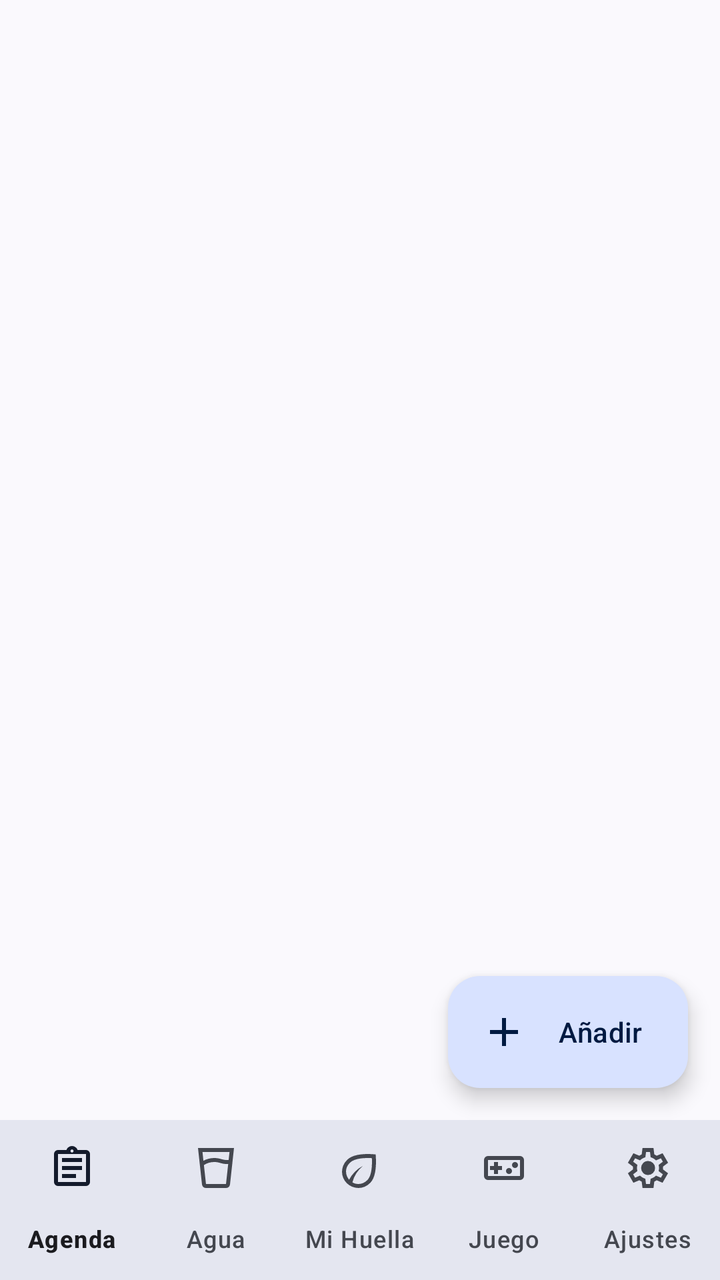
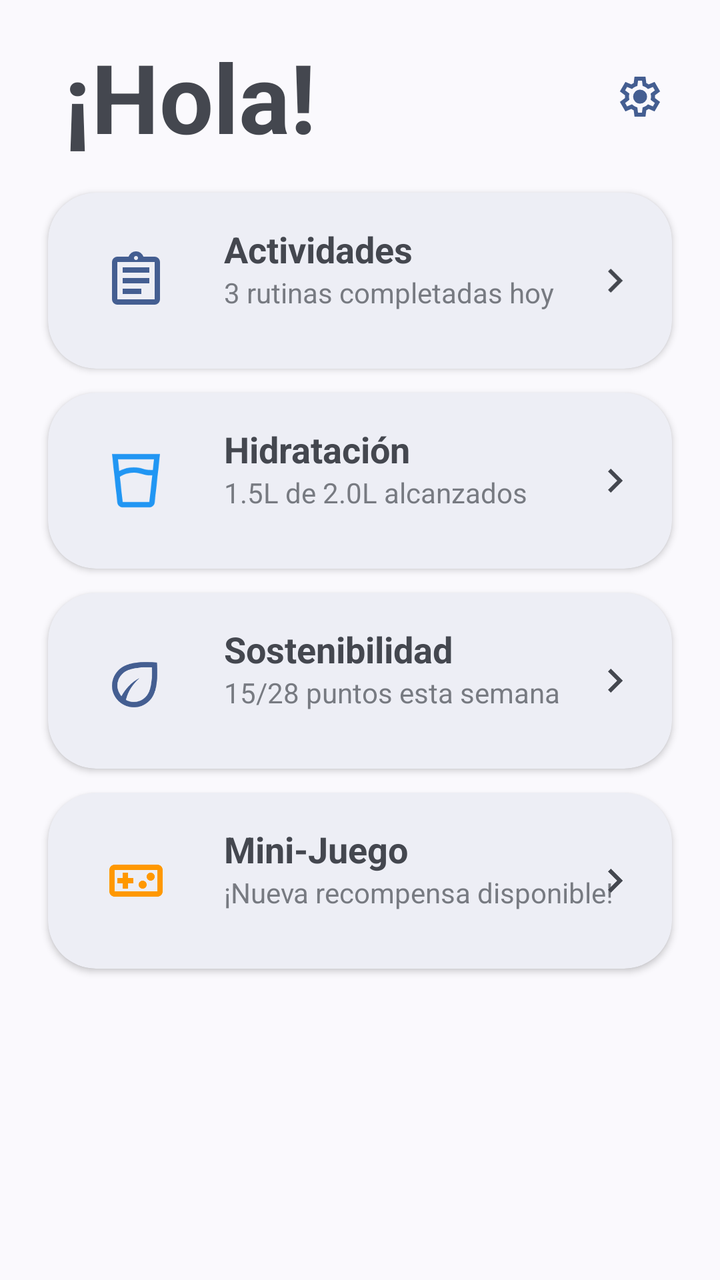

The first picture is an Android layout as it rendered before a commit; the second is the same layout after the commit. The layout source and the unified diff follow.
<!-- AndroidManifest.xml: application theme Theme.MyApplication -->
<!-- res/layout/activity_inicio_main.xml -->
<?xml version="1.0" encoding="utf-8"?>
<androidx.constraintlayout.widget.ConstraintLayout
    xmlns:android="http://schemas.android.com/apk/res/android"
    xmlns:app="http://schemas.android.com/apk/res-auto"
    xmlns:tools="http://schemas.android.com/tools"
    android:layout_width="match_parent"
    android:layout_height="match_parent">

    <androidx.fragment.app.FragmentContainerView
        android:id="@+id/nav_host_fragment"
        android:layout_width="match_parent"
        android:layout_height="0dp"
        app:layout_constraintBottom_toTopOf="@id/bottom_navigation"
        app:layout_constraintTop_toTopOf="parent" />

    <com.google.android.material.bottomnavigation.BottomNavigationView
        android:id="@+id/bottom_navigation"
        android:layout_width="match_parent"
        android:layout_height="wrap_content"
        android:background="?attr/colorSurface"
        app:elevation="8dp"
        app:layout_constraintBottom_toBottomOf="parent"
        app:menu="@menu/bottom_nav_menu"
        app:labelVisibilityMode="labeled" />

    <com.google.android.material.floatingactionbutton.ExtendedFloatingActionButton
        android:id="@+id/fab_registrar"
        android:layout_width="wrap_content"
        android:layout_height="wrap_content"
        android:layout_marginEnd="16dp"
        android:layout_marginBottom="16dp"
        android:text="Añadir"
        android:textColor="?attr/colorOnPrimaryContainer"
        app:icon="@drawable/add_24px"
        app:iconTint="?attr/colorOnPrimaryContainer"
        app:layout_constraintBottom_toTopOf="@id/bottom_navigation"
        app:layout_constraintEnd_toEndOf="parent"
        app:backgroundTint="?attr/colorPrimaryContainer" />

</androidx.constraintlayout.widget.ConstraintLayout>
<!-- resources referenced by this layout -->
<resources>
  <!-- drawable add_24px (drawable) -->
  <vector xmlns:android="http://schemas.android.com/apk/res/android"
      android:width="24dp"
      android:height="24dp"
      android:viewportWidth="960"
      android:viewportHeight="960"
      android:tint="?attr/colorControlNormal">
    <path
        android:fillColor="@android:color/white"
        android:pathData="M440,520L200,520L200,440L440,440L440,200L520,200L520,440L760,440L760,520L520,520L520,760L440,760L440,520Z"/>
  </vector>
  <!-- unchanged entries left out for length: 3 -->
</resources>

<!-- the commit's change to res/layout/activity_inicio_main.xml (unified diff, before → after) -->
@@ -1,40 +1,163 @@
 <?xml version="1.0" encoding="utf-8"?>
-<androidx.constraintlayout.widget.ConstraintLayout
+<androidx.coordinatorlayout.widget.CoordinatorLayout
     xmlns:android="http://schemas.android.com/apk/res/android"
     xmlns:app="http://schemas.android.com/apk/res-auto"
-    xmlns:tools="http://schemas.android.com/tools"
     android:layout_width="match_parent"
     android:layout_height="match_parent">
 
-    <androidx.fragment.app.FragmentContainerView
-        android:id="@+id/nav_host_fragment"
-        android:layout_width="match_parent"
-        android:layout_height="0dp"
-        app:layout_constraintBottom_toTopOf="@id/bottom_navigation"
-        app:layout_constraintTop_toTopOf="parent" />
-
-    <com.google.android.material.bottomnavigation.BottomNavigationView
-        android:id="@+id/bottom_navigation"
+    <com.google.android.material.appbar.AppBarLayout
+        android:id="@+id/appBarLayout"
         android:layout_width="match_parent"
         android:layout_height="wrap_content"
-        android:background="?attr/colorSurface"
-        app:elevation="8dp"
-        app:layout_constraintBottom_toBottomOf="parent"
-        app:menu="@menu/bottom_nav_menu"
-        app:labelVisibilityMode="labeled" />
+        android:fitsSystemWindows="true"
+        android:background="?attr/colorSurface">
 
-    <com.google.android.material.floatingactionbutton.ExtendedFloatingActionButton
-        android:id="@+id/fab_registrar"
-        android:layout_width="wrap_content"
-        android:layout_height="wrap_content"
-        android:layout_marginEnd="16dp"
-        android:layout_marginBottom="16dp"
-        android:text="Añadir"
-        android:textColor="?attr/colorOnPrimaryContainer"
-        app:icon="@drawable/add_24px"
-        app:iconTint="?attr/colorOnPrimaryContainer"
-        app:layout_constraintBottom_toTopOf="@id/bottom_navigation"
-        app:layout_constraintEnd_toEndOf="parent"
-        app:backgroundTint="?attr/colorPrimaryContainer" />
+        <com.google.android.material.appbar.MaterialToolbar
+            android:id="@+id/topAppBar"
+            android:layout_width="match_parent"
+            android:layout_height="wrap_content"
+            app:contentInsetStart="0dp">
 
-</androidx.constraintlayout.widget.ConstraintLayout>
+            <androidx.constraintlayout.widget.ConstraintLayout
+                android:layout_width="match_parent"
+                android:layout_height="wrap_content"
+                android:layout_marginTop="16dp"
+                android:paddingHorizontal="16dp">
+
+                <TextView
+                    android:id="@+id/tvCustomTitle"
+                    android:layout_width="wrap_content"
+                    android:layout_height="wrap_content"
+                    android:text="¡Hola!"
+                    android:textSize="48sp"
+                    android:textStyle="bold"
+                    android:paddingStart="16dp"
+                    app:layout_constraintTop_toTopOf="parent"
+                    app:layout_constraintBottom_toBottomOf="parent"
+                    app:layout_constraintStart_toStartOf="parent" />
+
+                <ImageButton
+                    android:id="@+id/btnSettings"
+                    android:layout_width="48dp"
+                    android:layout_height="48dp"
+                    android:src="@drawable/settings_24px"
+                    android:foregroundGravity="center"
+                    android:background="?attr/selectableItemBackgroundBorderless"
+                    app:tint="?attr/colorPrimary"
+                    app:layout_constraintTop_toTopOf="parent"
+                    app:layout_constraintBottom_toBottomOf="parent"
+                    app:layout_constraintEnd_toEndOf="parent" />
+
+            </androidx.constraintlayout.widget.ConstraintLayout>
+
+        </com.google.android.material.appbar.MaterialToolbar>
+    </com.google.android.material.appbar.AppBarLayout>
+
+    <androidx.core.widget.NestedScrollView
+        android:layout_width="match_parent"
+        android:layout_height="match_parent"
+        app:layout_behavior="@string/appbar_scrolling_view_behavior"
+        android:fillViewport="true">
+
+        <androidx.constraintlayout.widget.ConstraintLayout
+            android:layout_width="match_parent"
+            android:layout_height="wrap_content"
+            android:paddingBottom="24dp">
+
+            <com.google.android.material.card.MaterialCardView
+                android:id="@+id/cardActividades"
+                android:layout_width="0dp"
+                android:layout_height="wrap_content"
+                android:layout_marginTop="16dp"
+                android:layout_marginHorizontal="24dp"
+                app:cardCornerRadius="24dp"
+                app:cardElevation="2dp"
+                app:strokeWidth="0dp"
+                app:layout_constraintTop_toTopOf="parent"
+                app:layout_constraintStart_toStartOf="parent"
+                app:layout_constraintEnd_toEndOf="parent">
+
+                <androidx.constraintlayout.widget.ConstraintLayout
+                    android:layout_width="match_parent"
+                    android:layout_height="wrap_content"
+                    android:padding="16dp">
+                    <ImageView android:id="@+id/ivActividadIcon" android:layout_width="56dp" android:layout_height="56dp" android:padding="12dp" android:src="@drawable/assignment_24px" app:tint="?attr/colorPrimary" app:layout_constraintTop_toTopOf="parent" app:layout_constraintBottom_toBottomOf="parent" app:layout_constraintStart_toStartOf="parent" />
+                    <TextView android:id="@+id/tvTituloActividad" android:layout_width="0dp" android:layout_height="wrap_content" android:layout_marginStart="16dp" android:text="Actividades" android:textSize="18sp" android:textStyle="bold" app:layout_constraintStart_toEndOf="@id/ivActividadIcon" app:layout_constraintTop_toTopOf="parent" />
+                    <TextView android:layout_width="0dp" android:layout_height="wrap_content" android:alpha="0.7" android:text="3 rutinas completadas hoy" app:layout_constraintStart_toStartOf="@id/tvTituloActividad" app:layout_constraintTop_toBottomOf="@id/tvTituloActividad" />
+                    <ImageView android:layout_width="wrap_content" android:layout_height="wrap_content" android:src="@drawable/chevron_right_24px" app:layout_constraintTop_toTopOf="parent" app:layout_constraintBottom_toBottomOf="parent" app:layout_constraintEnd_toEndOf="parent" />
+                </androidx.constraintlayout.widget.ConstraintLayout>
+            </com.google.android.material.card.MaterialCardView>
+
+            <com.google.android.material.card.MaterialCardView
+                android:id="@+id/cardHidratacion"
+                android:layout_width="0dp"
+                android:layout_height="wrap_content"
+                android:layout_marginTop="12dp"
+                android:layout_marginHorizontal="24dp"
+                app:cardCornerRadius="24dp"
+                app:cardElevation="2dp"
+                app:strokeWidth="0dp"
+                app:layout_constraintTop_toBottomOf="@id/cardActividades"
+                app:layout_constraintStart_toStartOf="parent"
+                app:layout_constraintEnd_toEndOf="parent">
+                <androidx.constraintlayout.widget.ConstraintLayout
+                    android:layout_width="match_parent"
+                    android:layout_height="wrap_content"
+                    android:padding="16dp">
+                    <ImageView android:id="@+id/ivWaterIcon" android:layout_width="56dp" android:layout_height="56dp" android:padding="12dp" android:src="@drawable/water_full_24px" app:tint="#2196F3" app:layout_constraintTop_toTopOf="parent" app:layout_constraintBottom_toBottomOf="parent" app:layout_constraintStart_toStartOf="parent" />
+                    <TextView android:id="@+id/tvTituloHidratacion" android:layout_width="0dp" android:layout_height="wrap_content" android:layout_marginStart="16dp" android:text="Hidratación" android:textSize="18sp" android:textStyle="bold" app:layout_constraintStart_toEndOf="@id/ivWaterIcon" app:layout_constraintTop_toTopOf="parent" />
+                    <TextView android:layout_width="0dp" android:layout_height="wrap_content" android:alpha="0.7" android:text="1.5L de 2.0L alcanzados" app:layout_constraintStart_toStartOf="@id/tvTituloHidratacion" app:layout_constraintTop_toBottomOf="@id/tvTituloHidratacion" />
+                    <ImageView android:layout_width="wrap_content" android:layout_height="wrap_content" android:src="@drawable/chevron_right_24px" app:layout_constraintTop_toTopOf="parent" app:layout_constraintBottom_toBottomOf="parent" app:layout_constraintEnd_toEndOf="parent" />
+                </androidx.constraintlayout.widget.ConstraintLayout>
+            </com.google.android.material.card.MaterialCardView>
+
+            <com.google.android.material.card.MaterialCardView
+                android:id="@+id/cardSostenibilidad"
+                android:layout_width="0dp"
+                android:layout_height="wrap_content"
+                android:layout_marginTop="12dp"
+                android:layout_marginHorizontal="24dp"
+                app:cardCornerRadius="24dp"
+                app:cardElevation="2dp"
+                app:strokeWidth="0dp"
+                app:layout_constraintTop_toBottomOf="@id/cardHidratacion"
+                app:layout_constraintStart_toStartOf="parent"
+                app:layout_constraintEnd_toEndOf="parent">
+                <androidx.constraintlayout.widget.ConstraintLayout
+                    android:layout_width="match_parent"
+                    android:layout_height="wrap_content"
+                    android:padding="16dp">
+                    <ImageView android:id="@+id/ivEcoIcon" android:layout_width="56dp" android:layout_height="56dp" android:padding="12dp" android:src="@drawable/eco_24px" app:tint="?attr/colorPrimary" app:layout_constraintTop_toTopOf="parent" app:layout_constraintBottom_toBottomOf="parent" app:layout_constraintStart_toStartOf="parent" />
+                    <TextView android:id="@+id/tvTituloSostenibilidad" android:layout_width="0dp" android:layout_height="wrap_content" android:layout_marginStart="16dp" android:text="Sostenibilidad" android:textSize="18sp" android:textStyle="bold" app:layout_constraintStart_toEndOf="@id/ivEcoIcon" app:layout_constraintTop_toTopOf="parent" />
+                    <TextView android:id="@+id/tvResumenSosteniblidad" android:layout_width="0dp" android:layout_height="wrap_content" android:alpha="0.7" android:text="15/28 puntos esta semana" app:layout_constraintStart_toStartOf="@id/tvTituloSostenibilidad" app:layout_constraintTop_toBottomOf="@id/tvTituloSostenibilidad" />
+                    <ImageView android:layout_width="wrap_content" android:layout_height="wrap_content" android:src="@drawable/chevron_right_24px" app:layout_constraintTop_toTopOf="parent" app:layout_constraintBottom_toBottomOf="parent" app:layout_constraintEnd_toEndOf="parent" />
+                </androidx.constraintlayout.widget.ConstraintLayout>
+            </com.google.android.material.card.MaterialCardView>
+
+            <com.google.android.material.card.MaterialCardView
+                android:id="@+id/cardJuego"
+                android:layout_width="0dp"
+                android:layout_height="wrap_content"
+                android:layout_marginTop="12dp"
+                android:layout_marginHorizontal="24dp"
+                app:cardCornerRadius="24dp"
+                app:cardElevation="2dp"
+                app:strokeWidth="0dp"
+                app:layout_constraintTop_toBottomOf="@id/cardSostenibilidad"
+                app:layout_constraintStart_toStartOf="parent"
+                app:layout_constraintEnd_toEndOf="parent">
+                <androidx.constraintlayout.widget.ConstraintLayout
+                    android:layout_width="match_parent"
+                    android:layout_height="wrap_content"
+                    android:padding="16dp">
+                    <ImageView android:id="@+id/ivGameIcon" android:layout_width="56dp" android:layout_height="56dp" android:padding="12dp" android:src="@drawable/videogame_asset_24px" app:tint="#FF9800" app:layout_constraintTop_toTopOf="parent" app:layout_constraintBottom_toBottomOf="parent" app:layout_constraintStart_toStartOf="parent" />
+                    <TextView android:id="@+id/tvTituloJuego" android:layout_width="0dp" android:layout_height="wrap_content" android:layout_marginStart="16dp" android:text="Mini-Juego" android:textSize="18sp" android:textStyle="bold" app:layout_constraintStart_toEndOf="@id/ivGameIcon" app:layout_constraintTop_toTopOf="parent" />
+                    <TextView android:id="@+id/tvResumenPuntos" android:layout_width="0dp" android:layout_height="wrap_content" android:alpha="0.7" android:text="¡Nueva recompensa disponible!" app:layout_constraintStart_toStartOf="@id/tvTituloJuego" app:layout_constraintTop_toBottomOf="@id/tvTituloJuego" />
+                    <ImageView android:layout_width="wrap_content" android:layout_height="wrap_content" android:src="@drawable/chevron_right_24px" app:layout_constraintTop_toTopOf="parent" app:layout_constraintBottom_toBottomOf="parent" app:layout_constraintEnd_toEndOf="parent" />
+                </androidx.constraintlayout.widget.ConstraintLayout>
+            </com.google.android.material.card.MaterialCardView>
+
+        </androidx.constraintlayout.widget.ConstraintLayout>
+    </androidx.core.widget.NestedScrollView>
+
+</androidx.coordinatorlayout.widget.CoordinatorLayout>
<!-- resource entries referenced after the edit -->
@@ -1,6 +1,30 @@
 <!-- resources referenced by this layout -->
 <resources>
-  <!-- drawable add_24px (drawable) -->
+  <!-- drawable assignment_24px (drawable) -->
+  <vector xmlns:android="http://schemas.android.com/apk/res/android"
+      android:width="24dp"
+      android:height="24dp"
+      android:viewportWidth="960"
+      android:viewportHeight="960"
+      android:tint="?attr/colorControlNormal"
+      android:autoMirrored="true">
+    <path
+        android:fillColor="@android:color/white"
+        android:pathData="M200,840Q167,840 143.5,816.5Q120,793 120,760L120,200Q120,167 143.5,143.5Q167,120 200,120L368,120Q381,84 411.5,62Q442,40 480,40Q518,40 548.5,62Q579,84 592,120L760,120Q793,120 816.5,143.5Q840,167 840,200L840,760Q840,793 816.5,816.5Q793,840 760,840L200,840ZM200,760L760,760Q760,760 760,760Q760,760 760,760L760,200Q760,200 760,200Q760,200 760,200L200,200Q200,200 200,200Q200,200 200,200L200,760Q200,760 200,760Q200,760 200,760ZM280,680L560,680L560,600L280,600L280,680ZM280,520L680,520L680,440L280,440L280,520ZM280,360L680,360L680,280L280,280L280,360ZM480,170Q493,170 501.5,161.5Q510,153 510,140Q510,127 501.5,118.5Q493,110 480,110Q467,110 458.5,118.5Q450,127 450,140Q450,153 458.5,161.5Q467,170 480,170ZM200,760Q200,760 200,760Q200,760 200,760L200,200Q200,200 200,200Q200,200 200,200L200,200Q200,200 200,200Q200,200 200,200L200,760Q200,760 200,760Q200,760 200,760Z"/>
+  </vector>
+  <!-- drawable chevron_right_24px (drawable) -->
+  <vector xmlns:android="http://schemas.android.com/apk/res/android"
+      android:width="24dp"
+      android:height="24dp"
+      android:viewportWidth="960"
+      android:viewportHeight="960"
+      android:tint="?attr/colorControlNormal"
+      android:autoMirrored="true">
+    <path
+        android:fillColor="@android:color/white"
+        android:pathData="M504,480L320,296L376,240L616,480L376,720L320,664L504,480Z"/>
+  </vector>
+  <!-- drawable eco_24px (drawable) -->
   <vector xmlns:android="http://schemas.android.com/apk/res/android"
       android:width="24dp"
       android:height="24dp"
@@ -9,7 +33,40 @@
       android:tint="?attr/colorControlNormal">
     <path
         android:fillColor="@android:color/white"
-        android:pathData="M440,520L200,520L200,440L440,440L440,200L520,200L520,440L760,440L760,520L520,520L520,760L440,760L440,520Z"/>
+        android:pathData="M216,784Q171,739 145.5,680Q120,621 120,558Q120,495 144,433.5Q168,372 222,318Q257,283 308.5,258Q360,233 430.5,218.5Q501,204 591.5,201Q682,198 794,208Q802,314 799,403Q796,492 782.5,563.5Q769,635 744.5,688.5Q720,742 684,778Q631,831 571.5,855.5Q512,880 450,880Q385,880 323,854.5Q261,829 216,784ZM328,768Q357,785 387.5,792.5Q418,800 450,800Q496,800 541,781.5Q586,763 627,722Q645,704 663.5,671.5Q682,639 695.5,586.5Q709,534 716,459.5Q723,385 718,282Q669,280 607.5,280.5Q546,281 485,290Q424,299 369,319Q314,339 279,374Q234,419 217,463Q200,507 200,548Q200,607 222.5,651.5Q245,696 262,714Q304,634 373,560.5Q442,487 534,440Q462,503 408.5,582.5Q355,662 328,768ZM328,768Q328,768 328,768Q328,768 328,768Q328,768 328,768Q328,768 328,768Q328,768 328,768Q328,768 328,768Q328,768 328,768Q328,768 328,768Q328,768 328,768Q328,768 328,768ZM328,768Q328,768 328,768Q328,768 328,768Q328,768 328,768Q328,768 328,768Q328,768 328,768Q328,768 328,768Q328,768 328,768Q328,768 328,768Q328,768 328,768Q328,768 328,768Q328,768 328,768Q328,768 328,768Q328,768 328,768Q328,768 328,768Q328,768 328,768Q328,768 328,768Q328,768 328,768Q328,768 328,768Q328,768 328,768Q328,768 328,768Z"/>
+  </vector>
+  <!-- drawable settings_24px (drawable) -->
+  <vector xmlns:android="http://schemas.android.com/apk/res/android"
+      android:width="24dp"
+      android:height="24dp"
+      android:viewportWidth="960"
+      android:viewportHeight="960"
+      android:tint="?attr/colorControlNormal">
+    <path
+        android:fillColor="@android:color/white"
+        android:pathData="M370,880L354,752Q341,747 329.5,740Q318,733 307,725L188,775L78,585L181,507Q180,500 180,493.5Q180,487 180,480Q180,473 180,466.5Q180,460 181,453L78,375L188,185L307,235Q318,227 330,220Q342,213 354,208L370,80L590,80L606,208Q619,213 630.5,220Q642,227 653,235L772,185L882,375L779,453Q780,460 780,466.5Q780,473 780,480Q780,487 780,493.5Q780,500 778,507L881,585L771,775L653,725Q642,733 630,740Q618,747 606,752L590,880L370,880ZM440,800L519,800L533,694Q564,686 590.5,670.5Q617,655 639,633L738,674L777,606L691,541Q696,527 698,511.5Q700,496 700,480Q700,464 698,448.5Q696,433 691,419L777,354L738,286L639,328Q617,305 590.5,289.5Q564,274 533,266L520,160L441,160L427,266Q396,274 369.5,289.5Q343,305 321,327L222,286L183,354L269,418Q264,433 262,448Q260,463 260,480Q260,496 262,511Q264,526 269,541L183,606L222,674L321,632Q343,655 369.5,670.5Q396,686 427,694L440,800ZM482,620Q540,620 581,579Q622,538 622,480Q622,422 581,381Q540,340 482,340Q423,340 382.5,381Q342,422 342,480Q342,538 382.5,579Q423,620 482,620ZM480,480L480,480Q480,480 480,480Q480,480 480,480L480,480L480,480L480,480Q480,480 480,480Q480,480 480,480Q480,480 480,480Q480,480 480,480L480,480L480,480L480,480Q480,480 480,480Q480,480 480,480L480,480L480,480L480,480Q480,480 480,480Q480,480 480,480L480,480L480,480L480,480Q480,480 480,480Q480,480 480,480Q480,480 480,480Q480,480 480,480L480,480L480,480L480,480Q480,480 480,480Q480,480 480,480L480,480Z"/>
+  </vector>
+  <!-- drawable videogame_asset_24px (drawable) -->
+  <vector xmlns:android="http://schemas.android.com/apk/res/android"
+      android:width="24dp"
+      android:height="24dp"
+      android:viewportWidth="960"
+      android:viewportHeight="960"
+      android:tint="?attr/colorControlNormal">
+    <path
+        android:fillColor="@android:color/white"
+        android:pathData="M160,720Q127,720 103.5,696.5Q80,673 80,640L80,320Q80,287 103.5,263.5Q127,240 160,240L800,240Q833,240 856.5,263.5Q880,287 880,320L880,640Q880,673 856.5,696.5Q833,720 800,720L160,720ZM160,640L800,640Q800,640 800,640Q800,640 800,640L800,320Q800,320 800,320Q800,320 800,320L160,320Q160,320 160,320Q160,320 160,320L160,640Q160,640 160,640Q160,640 160,640ZM280,600L360,600L360,520L440,520L440,440L360,440L360,360L280,360L280,440L200,440L200,520L280,520L280,600ZM580,600Q605,600 622.5,582.5Q640,565 640,540Q640,515 622.5,497.5Q605,480 580,480Q555,480 537.5,497.5Q520,515 520,540Q520,565 537.5,582.5Q555,600 580,600ZM700,480Q725,480 742.5,462.5Q760,445 760,420Q760,395 742.5,377.5Q725,360 700,360Q675,360 657.5,377.5Q640,395 640,420Q640,445 657.5,462.5Q675,480 700,480ZM160,640Q160,640 160,640Q160,640 160,640L160,320Q160,320 160,320Q160,320 160,320L160,320Q160,320 160,320Q160,320 160,320L160,640Q160,640 160,640Q160,640 160,640Z"/>
+  </vector>
+  <!-- drawable water_full_24px (drawable) -->
+  <vector xmlns:android="http://schemas.android.com/apk/res/android"
+      android:width="24dp"
+      android:height="24dp"
+      android:viewportWidth="960"
+      android:viewportHeight="960"
+      android:tint="?attr/colorControlNormal">
+    <path
+        android:fillColor="@android:color/white"
+        android:pathData="M444,360Q389,360 336,375.5Q283,391 238,422L280,800Q280,800 280,800Q280,800 280,800L680,800Q680,800 680,800Q680,800 680,800L724,400L696,400Q658,400 627,394.5Q596,389 542,373Q519,366 494,363Q469,360 444,360ZM228,335Q279,308 333.5,294Q388,280 445,280Q475,280 504.5,284Q534,288 563,296Q613,310 639.5,315Q666,320 696,320L733,320L750,160L210,160L228,335ZM279,880Q248,880 225.5,860Q203,840 200,809L120,80L840,80L760,809Q757,840 734.5,860Q712,880 681,880L279,880ZM444,800Q469,800 494,800Q519,800 542,800Q596,800 625.5,800Q655,800 680,800L680,800L680,800Q680,800 680,800Q680,800 680,800L280,800Q280,800 280,800Q280,800 280,800L280,800Q294,800 341.5,800Q389,800 444,800Z"/>
   </vector>
   <!-- unchanged entries left out for length: 3 -->
 </resources>
